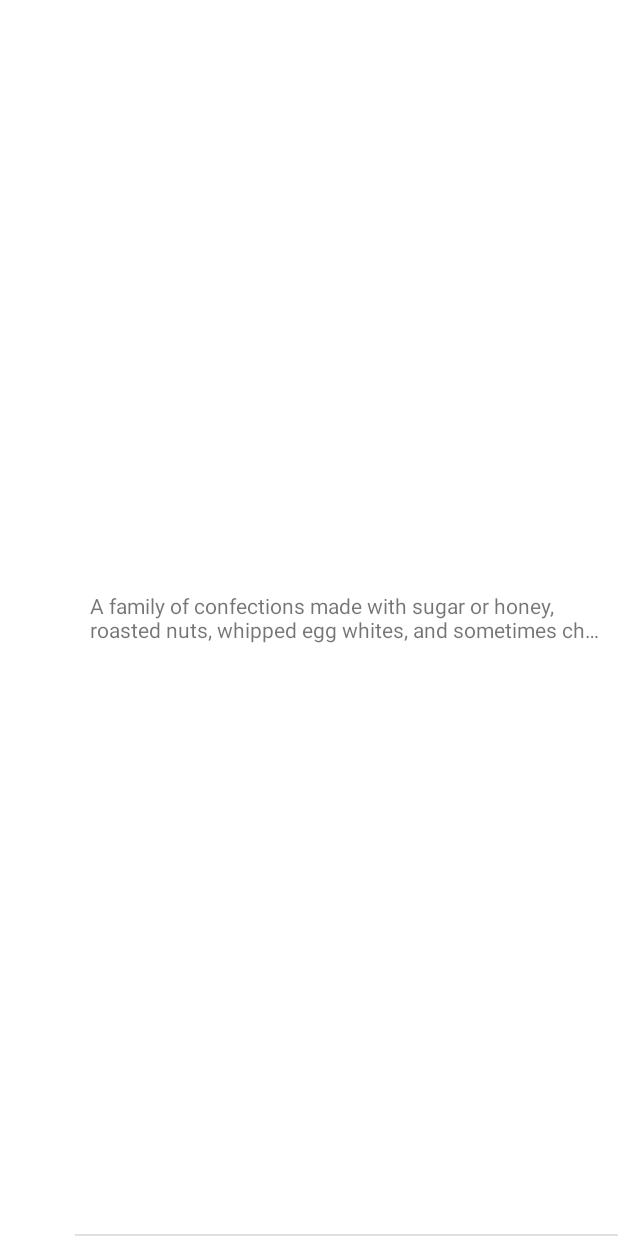
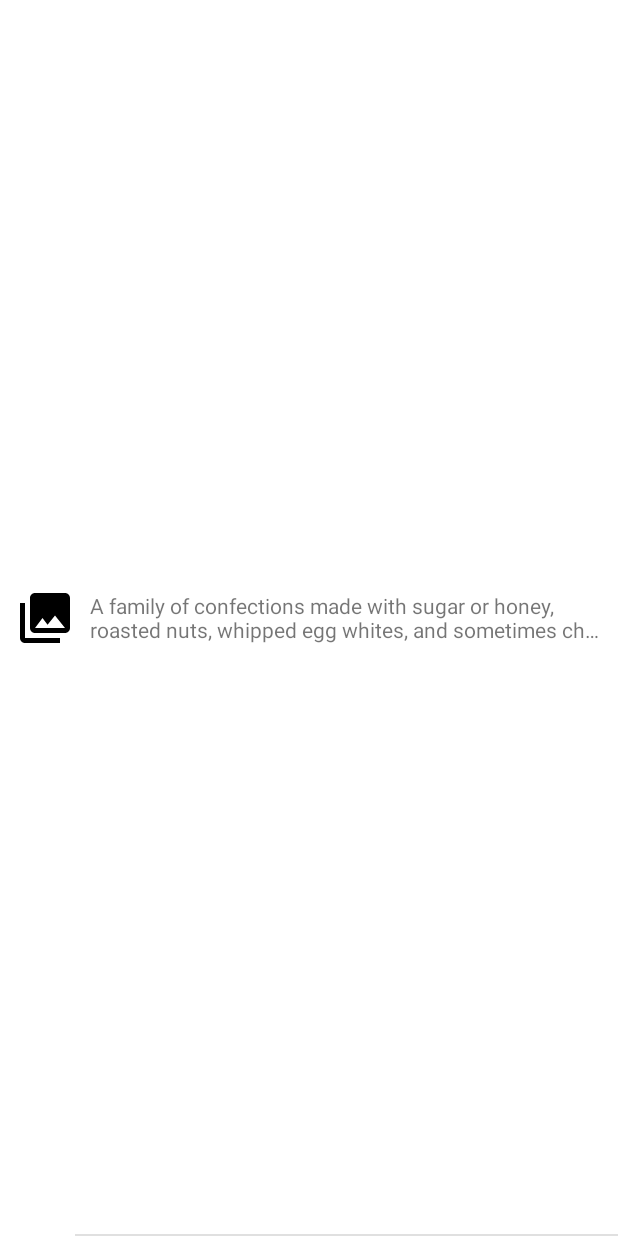
Before and after one commit to Ipefyx/goodness-groceries, an Android app: the layout item_row.xml on its own in the app's theme, with its tools: preview values and no code run, on a phone screen of 412 x 824 dp. Run offline under Robolectric (Android 15) with nearby library versions, the light colour scheme and no system bars.

Commit message:
Fix icon squish in item details view

```diff
--- a/app/src/main/java/lu/uni/bicslab/greenbot/android/other/CustomAdapter.java
+++ b/app/src/main/java/lu/uni/bicslab/greenbot/android/other/CustomAdapter.java
@@ -42,7 +42,7 @@ public class CustomAdapter extends RecyclerView.Adapter<CustomAdapter.CustomView
         //holder.mName.setText(model.getName());
         holder.mDescription.setText(model.getGeneral_description());
 
-        Glide.with(context).load(Utils.getDrawableImage(context, model.getIcon_name())).apply(RequestOptions.centerCropTransform()).into(holder.txt_firstletter);
+		 holder.txt_firstletter.setImageDrawable(Utils.getDrawableImage(context, model.getIcon_name()));
 
     }
 
--- a/app/src/main/res/layout/item_row.xml
+++ b/app/src/main/res/layout/item_row.xml
@@ -1,5 +1,6 @@
 <?xml version="1.0" encoding="utf-8"?>
 <RelativeLayout xmlns:android="http://schemas.android.com/apk/res/android"
+        xmlns:app="http://schemas.android.com/apk/res-auto"
         xmlns:tools="http://schemas.android.com/tools"
               android:layout_width="match_parent"
               android:layout_height="wrap_content"
@@ -16,7 +17,8 @@
             android:layout_height="40dp"
             android:layout_centerVertical="true"
             android:layout_marginLeft="@dimen/padding"
-       />
+            app:srcCompat="@drawable/ic_menu_gallery"
+            android:scaleType="fitCenter" />
 
 
 
```
Lines whose indentation alone changed are shown as unchanged.
